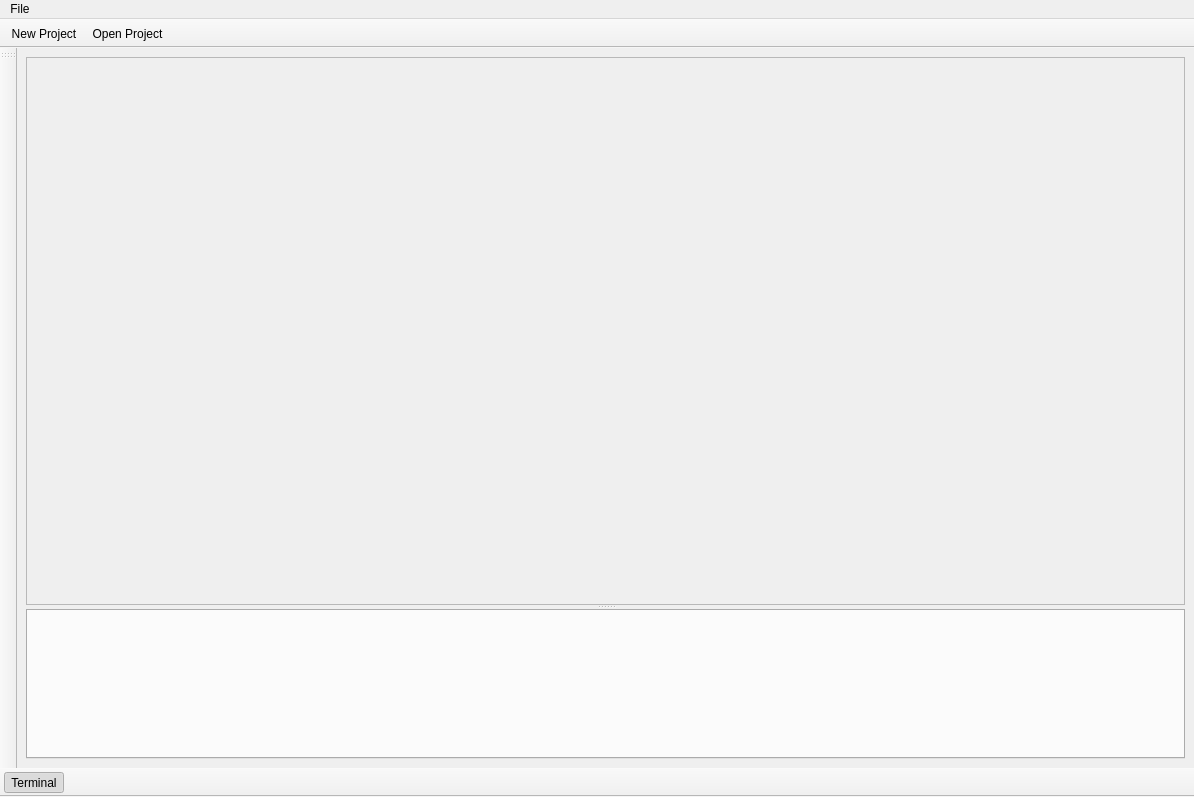
Old version of the form mainform.ui in the repository mutexbunnie/master.
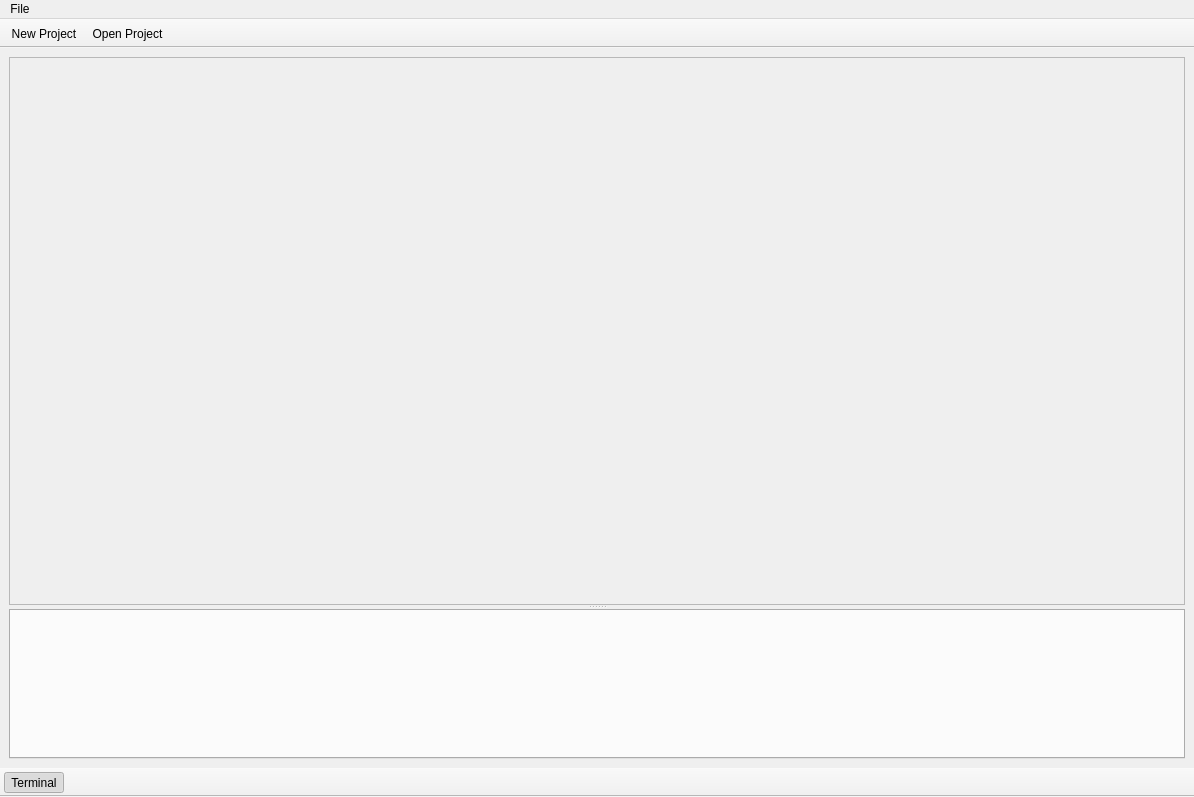
New version of the form. Icons and pictures are not drawn.

Patch:
```diff
--- a/mainform.ui
+++ b/mainform.ui
@@ -86,7 +86,7 @@
             <rect>
              <x>0</x>
              <y>0</y>
-             <width>1166</width>
+             <width>1172</width>
              <height>547</height>
             </rect>
            </property>
@@ -167,17 +167,6 @@
    <addaction name="actionNew_Project"/>
    <addaction name="actionOpen_Project"/>
   </widget>
-  <widget class="QToolBar" name="toolBar_2">
-   <property name="windowTitle">
-    <string>toolBar_2</string>
-   </property>
-   <attribute name="toolBarArea">
-    <enum>LeftToolBarArea</enum>
-   </attribute>
-   <attribute name="toolBarBreak">
-    <bool>false</bool>
-   </attribute>
-  </widget>
   <widget class="QToolBar" name="toolBar_3">
    <property name="windowTitle">
     <string>toolBar_3</string>
```
